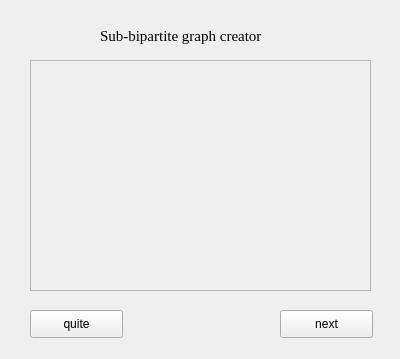
This is design.ui in yujianke100/Sub-Bipartite-Graph-Creator as Qt 5 draws it before an edit. The edited form follows.
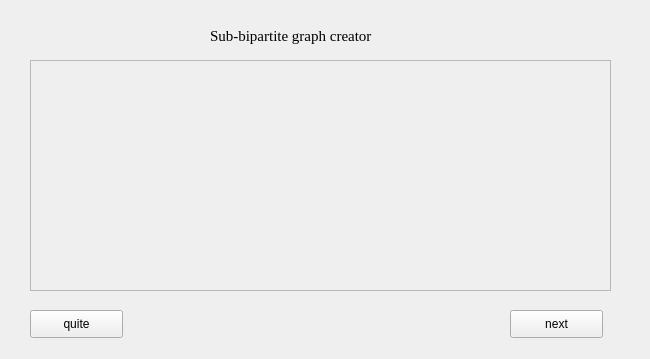
This is the edited form.

Commit message: connecting crawler and gui

What changed in the file:
```diff
--- a/design.ui
+++ b/design.ui
@@ -6,7 +6,7 @@
    <rect>
     <x>0</x>
     <y>0</y>
-    <width>400</width>
+    <width>650</width>
     <height>359</height>
    </rect>
   </property>
@@ -18,7 +18,7 @@
     <rect>
      <x>30</x>
      <y>60</y>
-     <width>341</width>
+     <width>581</width>
      <height>231</height>
     </rect>
    </property>
@@ -30,7 +30,7 @@
      <rect>
       <x>0</x>
       <y>0</y>
-      <width>339</width>
+      <width>579</width>
       <height>229</height>
      </rect>
     </property>
@@ -39,7 +39,7 @@
   <widget class="QPushButton" name="next">
    <property name="geometry">
     <rect>
-     <x>280</x>
+     <x>510</x>
      <y>310</y>
      <width>93</width>
      <height>28</height>
@@ -65,7 +65,7 @@
   <widget class="QLabel" name="label">
    <property name="geometry">
     <rect>
-     <x>100</x>
+     <x>210</x>
      <y>20</y>
      <width>201</width>
      <height>31</height>
```
The commit also changes 5 other files.
